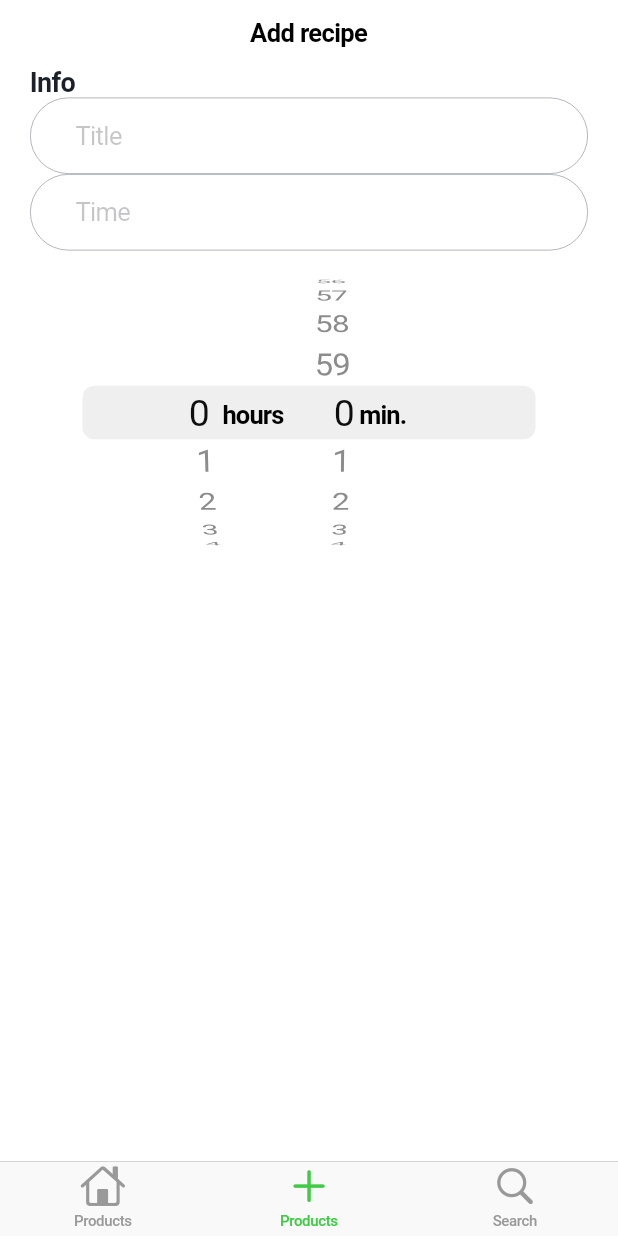
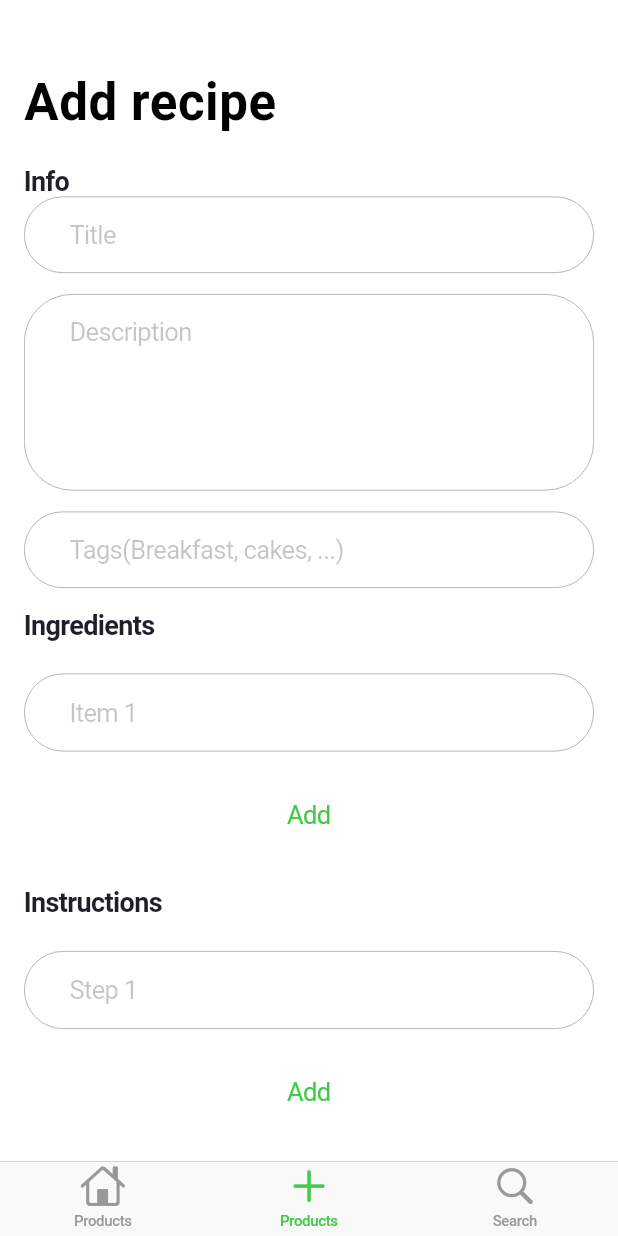
Before and after one commit to AKosmachyov/MenuApp, a Flutter app: the screen it shows after launch, item 2 of the bottom bar chosen, on a phone screen of 412 x 824 dp. Run offline on Flutter 3.47's test engine with Material 2 defaults, Android fonts, the phone set to English and light mode, and no system bars.

Commit message:
feat: add recipe

```diff
--- a/lib/main.dart
+++ b/lib/main.dart
@@ -7,7 +7,7 @@ import 'model/app_state_model.dart';
 void main() {
   return runApp(
     ChangeNotifierProvider<AppStateModel>(
-      create: (_) => AppStateModel()..loadProducts(),
+      create: (_) => AppStateModel()..loadRecipes(),
       child: CupertinoStoreApp(),
     ),
   );
--- a/lib/model/models.dart
+++ b/lib/model/models.dart
@@ -35,17 +35,19 @@ class Recipe {
       required this.description,
       this.preparationMinutes,
       this.cookingMinutes,
+      this.tags = const [],
       required this.ingredients,
       required this.instructions});
 
-  final String id;
-  final int numberOfServings;
-  final String title;
-  final String description;
+  String id;
+  int numberOfServings;
+  String title;
+  String description;
 
   int? preparationMinutes;
   int? cookingMinutes;
 
+  List<String> tags;
   List<RecipeIngredient> ingredients;
   List<Instruction> instructions;
 
--- a/lib/model/products_repository.dart
+++ b/lib/model/recipe_repository.dart
@@ -1,13 +1,15 @@
+import 'package:flutter/widgets.dart';
+
 import 'models.dart';
 
-class ProductsRepository {
-  static final ProductsRepository _instance = ProductsRepository._internal();
+class RecipesRepository {
+  static final RecipesRepository _instance = RecipesRepository._internal();
 
-  factory ProductsRepository() {
+  factory RecipesRepository() {
     return _instance;
   }
 
-  ProductsRepository._internal();
+  RecipesRepository._internal();
 
   static var _recipeList = [
     Recipe(
@@ -69,4 +71,10 @@ class ProductsRepository {
   Future<Recipe> fetchRecipe(String id) async {
     return _recipeList.first;
   }
+
+  Future<Recipe> saveRecipes(Recipe recipe) async {
+    recipe.id = UniqueKey().toString();
+    _recipeList.add(recipe);
+    return recipe;
+  }
 }
--- a/lib/pages/add_recipe_page.dart
+++ b/lib/pages/add_recipe_page.dart
@@ -1,5 +1,15 @@
 import 'package:flutter/cupertino.dart';
+import 'package:menu_app/model/app_state_model.dart';
+import 'package:menu_app/model/models.dart';
 import 'package:menu_app/styles.dart';
+import 'package:provider/provider.dart';
+
+final inputPadding = const EdgeInsets.symmetric(vertical: 15, horizontal: 30);
+final inputDecoration = BoxDecoration(
+  border: Border.all(width: 0.5, color: Styles.textSecondaryColor),
+  borderRadius: BorderRadius.circular(32.0),
+);
+final offsetBox = const SizedBox(height: 14);
 
 class AddRecipePage extends StatefulWidget {
   @override
@@ -7,96 +17,215 @@ class AddRecipePage extends StatefulWidget {
 }
 
 class _AddRecipePageState extends State<AddRecipePage> {
-  final GlobalKey<FormState> _formKey = GlobalKey<FormState>();
+  // final _formKey = GlobalKey<FormState>(debugLabel: "Add recipe form");
+  final _titleController = TextEditingController();
+  final _descriptionController = TextEditingController();
+  final _tagsController = TextEditingController();
+
+  List<TextEditingController> _ingredientControllerList = [
+    TextEditingController()
+  ];
+  List<TextEditingController> _stepControllerList = [TextEditingController()];
+
+  void addIngredient() {
+    setState(() {
+      _ingredientControllerList.add(TextEditingController());
+    });
+  }
+
+  void addStep() {
+    setState(() {
+      _stepControllerList.add(TextEditingController());
+    });
+  }
+
+  void saveRecipe() {
+    final model = Provider.of<AppStateModel>(context, listen: false);
+    String title = _titleController.text;
+    if (title.trim().isEmpty) {
+      final now = DateTime.now();
+      final date = now.day.toString().padLeft(2, '0') +
+          '-' +
+          now.month.toString().padLeft(2, '0') +
+          '-' +
+          now.year.toString();
+      final time = now.hour.toString() + '-' + now.minute.toString();
+      title = date + ' ' + time;
+    }
+
+    final tags = _tagsController.text
+        .split(',')
+        .map((el) => el.trim())
+        .where((tag) => tag.isNotEmpty)
+        .toList();
+
+    final ingredients = _ingredientControllerList
+        .map((el) => el.text.trim())
+        .where((ingredient) => ingredient.isNotEmpty)
+        .map((ingredient) => RecipeIngredient(
+            id: UniqueKey().toString(),
+            isOptional: false,
+            amount: "2 шт.",
+            product: Product(id: UniqueKey().toString(), title: ingredient)))
+        .toList();
+
+    int stepNumber = -1;
+    final instructions = _ingredientControllerList
+        .map((el) => el.text.trim())
+        .where((instruction) => instruction.isNotEmpty)
+        .map((instruction) {
+      stepNumber += 1;
+      return Instruction(order: stepNumber, description: instruction);
+    }).toList();
+
+    final recipe = Recipe(
+        id: '',
+        numberOfServings: 1,
+        title: title,
+        description: _descriptionController.text,
+        tags: tags,
+        ingredients: ingredients,
+        instructions: instructions,
+        preparationMinutes: 10,
+        cookingMinutes: 10);
+
+    model.saveRecipe(recipe);
+    resetForm();
+  }
+
+  void resetForm() {
+    setState(() {
+      [_titleController, _descriptionController, _tagsController]
+          .forEach((list) {
+        list.clear();
+      });
+      [_ingredientControllerList, _stepControllerList].forEach((list) {
+        list.clear();
+        list.add(TextEditingController());
+      });
+    });
+  }
 
   @override
   Widget build(BuildContext context) {
     return CupertinoPageScaffold(
-        navigationBar: const CupertinoNavigationBar(
-          middle: Text("Add recipe"),
+        child: NestedScrollView(
+      headerSliverBuilder: (BuildContext context, bool innerBoxIsScrolled) {
+        return <Widget>[
+          CupertinoSliverNavigationBar(largeTitle: Text('Add recipe'))
+        ];
+      },
+      body: SafeArea(
+          top: false,
+          minimum: const EdgeInsets.symmetric(horizontal: 16),
+          child: Form(
+            // key: _formKey,
+            child: CustomScrollView(
+              slivers: <Widget>[
+                SliverList(
+                  delegate: SliverChildListDelegate(List.from([
+                    offsetBox,
+                    Text("Info", style: Styles.headerTextStyle),
+                    CupertinoTextField(
+                      placeholder: "Title",
+                      controller: _titleController,
+                      padding: inputPadding,
+                      decoration: inputDecoration,
                     ),
-        child: SafeArea(
-            minimum: EdgeInsets.symmetric(horizontal: 20),
-            child: SingleChildScrollView(
-                child: Form(
-                    key: _formKey,
-                    child: Column(
-                        crossAxisAlignment: CrossAxisAlignment.start,
-                        children: [
+                    offsetBox,
+                    CupertinoTextField(
+                      placeholder: "Description",
+                      controller: _descriptionController,
+                      padding: inputPadding,
+                      decoration: inputDecoration,
+                      maxLines: 5,
+                    ),
+                    offsetBox,
+                    CupertinoTextField(
+                      placeholder: "Tags(Breakfast, cakes, ...)",
+                      controller: _tagsController,
+                      padding: inputPadding,
+                      decoration: inputDecoration,
+                    ),
+                    offsetBox,
                     Text(
-                            "Info",
+                      "Ingredients",
                       style: Styles.headerTextStyle,
                     ),
-                          CupertinoTextField(
-                            placeholder: "Title",
-                            padding: EdgeInsets.symmetric(
-                                vertical: 15, horizontal: 30),
-                            onChanged: (v) {
-                              print(v);
+                    offsetBox,
+                  ])),
+                ),
+                SliverFixedExtentList(
+                  itemExtent: 68,
+                  delegate: SliverChildBuilderDelegate(
+                    (BuildContext context, int index) {
+                      if (index == _ingredientControllerList.length) {
+                        return CupertinoButton(
+                            child: Text('Add'), onPressed: addIngredient);
+                      }
+
+                      final placeholder = 'Item ' + (index + 1).toString();
+                      final textController = _ingredientControllerList[index];
+                      return buildCell(textController, placeholder);
                     },
-                            decoration: BoxDecoration(
-                              border: Border.all(
-                                width: 0.5,
-                                color: Styles.textSecondaryColor,
-                              ),
-                              borderRadius: BorderRadius.circular(32.0),
+                    childCount: _ingredientControllerList.length + 1,
                   ),
                 ),
-                          CupertinoTextField(
-                            placeholder: "Time",
-                            padding: EdgeInsets.symmetric(
-                                vertical: 15, horizontal: 30),
-                            onChanged: (v) {
-                              print(v);
+                SliverList(
+                    delegate: SliverChildListDelegate(
+                  List.from([
+                    offsetBox,
+                    Text(
+                      "Instructions",
+                      style: Styles.headerTextStyle,
+                    ),
+                    offsetBox,
+                  ]),
+                )),
+                SliverFixedExtentList(
+                  itemExtent: 68,
+                  delegate: SliverChildBuilderDelegate(
+                    (BuildContext context, int index) {
+                      if (index == _stepControllerList.length) {
+                        return CupertinoButton(
+                            child: Text('Add'), onPressed: addStep);
+                      }
+
+                      final placeholder = 'Step ' + (index + 1).toString();
+                      final textController = _stepControllerList[index];
+                      return buildCell(textController, placeholder);
                     },
-                            decoration: BoxDecoration(
-                              border: Border.all(
-                                width: 0.5,
-                                color: Styles.textSecondaryColor,
-                              ),
-                              borderRadius: BorderRadius.circular(32.0),
+                    childCount: _stepControllerList.length + 1,
                   ),
                 ),
-                          CupertinoTimerPicker(
-                            mode: CupertinoTimerPickerMode.hm,
-                            onTimerDurationChanged: (value) {
-                              print(value);
-                            },
-                          )
-                          // Cuppertino
-                          // CupertinoTimerPicker(onTimerDurationChanged: onTimerDurationChanged)
-                          // CupertinoPicker(itemExtent: itemExtent, onSelectedItemChanged: onSelectedItemChanged, children: children)
-                        ])))));
-    // Row(children: [
-    // Expanded(
-    // CupertinoTextField(placeholder: "Item 1"),
-    // ),
-    // CupertinoTextField(placeholder: "123"),
-    // ]),
-    // ]),
-    // child: Form(
-    //     key: _formKey,
-    //     child: Column(children: [
+                SliverList(
+                    delegate: SliverChildListDelegate(
+                  List.from([
+                    offsetBox,
+                    Row(
+                      mainAxisAlignment: MainAxisAlignment.center,
+                      children: [
+                        CupertinoButton.filled(
+                            onPressed: saveRecipe, child: Text('Save'))
+                      ],
+                    ),
+                    offsetBox,
+                  ]),
+                )),
+              ],
+            ),
+          )),
+    ));
+  }
 
-    //       // CupertinoTextField(placeholder: "Time"),
-    //       // CupertinoTextField(placeholder: "Number of people"),
-    //       // CupertinoTextField(placeholder: "Category"),
-    //       // CupertinoTextField(placeholder: "Description"),
-    //       // Text("Ingredients"),
-    //       Row(children: [
-    //         Expanded(
-    //           child: CupertinoTextField(placeholder: "Item 1"),
-    //         ),
-    //         CupertinoTextField(placeholder: "123"),
-    //       ]),
-    //       // Row(children: [
-    //       //   CupertinoTextField(placeholder: "Item 1"),
-    //       //   CupertinoTextField(placeholder: "123"),
-    //       // ]),
-    //       // Text("Instructions"),
-    //       // CupertinoTextField(placeholder: "Step 1"),
-    //       // CupertinoTextField(placeholder: "Step 2"),
-    //       // CupertinoTextField(placeholder: "Step 3"),
-    //     ])),
+  Widget buildCell(TextEditingController controller, String placeholder) {
+    return Container(
+        padding: EdgeInsets.symmetric(vertical: 8),
+        child: CupertinoTextField(
+          placeholder: placeholder,
+          controller: controller,
+          padding: inputPadding,
+          decoration: inputDecoration,
+        ));
   }
 }
--- a/lib/pages/home_tab.dart
+++ b/lib/pages/home_tab.dart
@@ -15,7 +15,7 @@ class HomeTab extends StatelessWidget {
           semanticChildCount: recipes.length,
           slivers: <Widget>[
             const CupertinoSliverNavigationBar(
-              largeTitle: Text('Cupertino Store'),
+              largeTitle: Text('Recipes'),
             ),
             SliverSafeArea(
               top: false,
--- a/lib/pages/recipe_details_page.dart
+++ b/lib/pages/recipe_details_page.dart
@@ -2,7 +2,7 @@ import 'package:flutter/cupertino.dart';
 import 'package:flutter/material.dart';
 
 import 'package:menu_app/model/models.dart';
-import 'package:menu_app/model/products_repository.dart';
+import 'package:menu_app/model/recipe_repository.dart';
 import 'package:menu_app/styles.dart';
 
 class RecipeDetailsPage extends StatefulWidget {
@@ -17,7 +17,7 @@ class _RecipeDetailsPageState extends State<RecipeDetailsPage> {
   @override
   void initState() {
     super.initState();
-    futureRecipe = ProductsRepository().fetchRecipe("123");
+    futureRecipe = RecipesRepository().fetchRecipe("123");
   }
 
   @override
```
Also changed, not shown: lib/model/app_state_model.dart (+9 -3 lines). Lines whose indentation alone changed are shown as unchanged.
